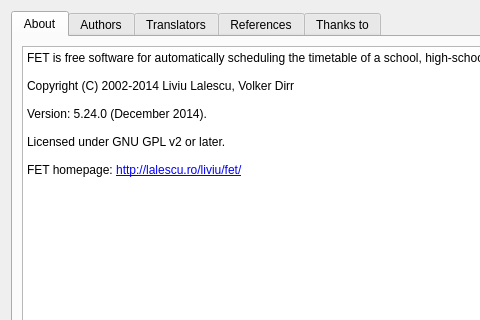
This is src/interface/helpaboutform_template.ui in karandit/fet as Qt 5 draws it before an edit; both pictures show x 0 to 480 and y 0 to 320 of the 690 by 430 pixel window. The edited form follows.
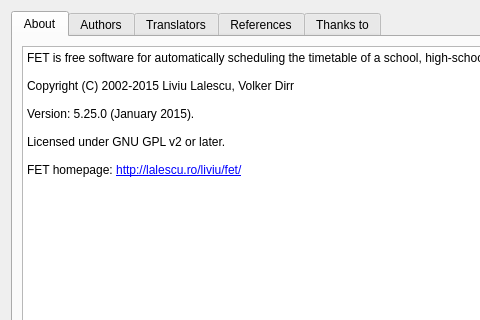
This is the edited form.

```diff
--- a/src/interface/helpaboutform_template.ui
+++ b/src/interface/helpaboutform_template.ui
@@ -51,9 +51,9 @@
 &lt;/style&gt;&lt;/head&gt;&lt;body style=&quot; font-family:'Sans'; font-size:10pt; font-weight:400; font-style:normal;&quot;&gt;
 &lt;p style=&quot; margin-top:0px; margin-bottom:0px; margin-left:0px; margin-right:0px; -qt-block-indent:0; text-indent:0px;&quot;&gt;&lt;span style=&quot; font-family:'Sans Serif'; font-size:9pt;&quot;&gt;FET is free software for automatically scheduling the timetable of a school, high-school or university.&lt;/span&gt;&lt;/p&gt;
 &lt;p style=&quot;-qt-paragraph-type:empty; margin-top:0px; margin-bottom:0px; margin-left:0px; margin-right:0px; -qt-block-indent:0; text-indent:0px; font-family:'Sans Serif'; font-size:9pt;&quot;&gt;&lt;br /&gt;&lt;/p&gt;
-&lt;p style=&quot; margin-top:0px; margin-bottom:0px; margin-left:0px; margin-right:0px; -qt-block-indent:0; text-indent:0px;&quot;&gt;&lt;span style=&quot; font-family:'Sans Serif'; font-size:9pt;&quot;&gt;Copyright (C) 2002-2014 Liviu Lalescu, Volker Dirr&lt;/span&gt;&lt;/p&gt;
+&lt;p style=&quot; margin-top:0px; margin-bottom:0px; margin-left:0px; margin-right:0px; -qt-block-indent:0; text-indent:0px;&quot;&gt;&lt;span style=&quot; font-family:'Sans Serif'; font-size:9pt;&quot;&gt;Copyright (C) 2002-2015 Liviu Lalescu, Volker Dirr&lt;/span&gt;&lt;/p&gt;
 &lt;p style=&quot;-qt-paragraph-type:empty; margin-top:0px; margin-bottom:0px; margin-left:0px; margin-right:0px; -qt-block-indent:0; text-indent:0px; font-family:'Sans Serif'; font-size:9pt;&quot;&gt;&lt;br /&gt;&lt;/p&gt;
-&lt;p style=&quot; margin-top:0px; margin-bottom:0px; margin-left:0px; margin-right:0px; -qt-block-indent:0; text-indent:0px;&quot;&gt;&lt;span style=&quot; font-family:'Sans Serif'; font-size:9pt;&quot;&gt;Version: 5.24.0 (December 2014).&lt;/span&gt;&lt;/p&gt;
+&lt;p style=&quot; margin-top:0px; margin-bottom:0px; margin-left:0px; margin-right:0px; -qt-block-indent:0; text-indent:0px;&quot;&gt;&lt;span style=&quot; font-family:'Sans Serif'; font-size:9pt;&quot;&gt;Version: 5.25.0 (January 2015).&lt;/span&gt;&lt;/p&gt;
 &lt;p style=&quot;-qt-paragraph-type:empty; margin-top:0px; margin-bottom:0px; margin-left:0px; margin-right:0px; -qt-block-indent:0; text-indent:0px; font-family:'Sans Serif'; font-size:9pt;&quot;&gt;&lt;br /&gt;&lt;/p&gt;
 &lt;p style=&quot; margin-top:0px; margin-bottom:0px; margin-left:0px; margin-right:0px; -qt-block-indent:0; text-indent:0px;&quot;&gt;&lt;span style=&quot; font-family:'Sans Serif'; font-size:9pt;&quot;&gt;Licensed under GNU GPL v2 or later.&lt;/span&gt;&lt;/p&gt;
 &lt;p style=&quot;-qt-paragraph-type:empty; margin-top:0px; margin-bottom:0px; margin-left:0px; margin-right:0px; -qt-block-indent:0; text-indent:0px; font-family:'Sans Serif'; font-size:9pt;&quot;&gt;&lt;br /&gt;&lt;/p&gt;
```
